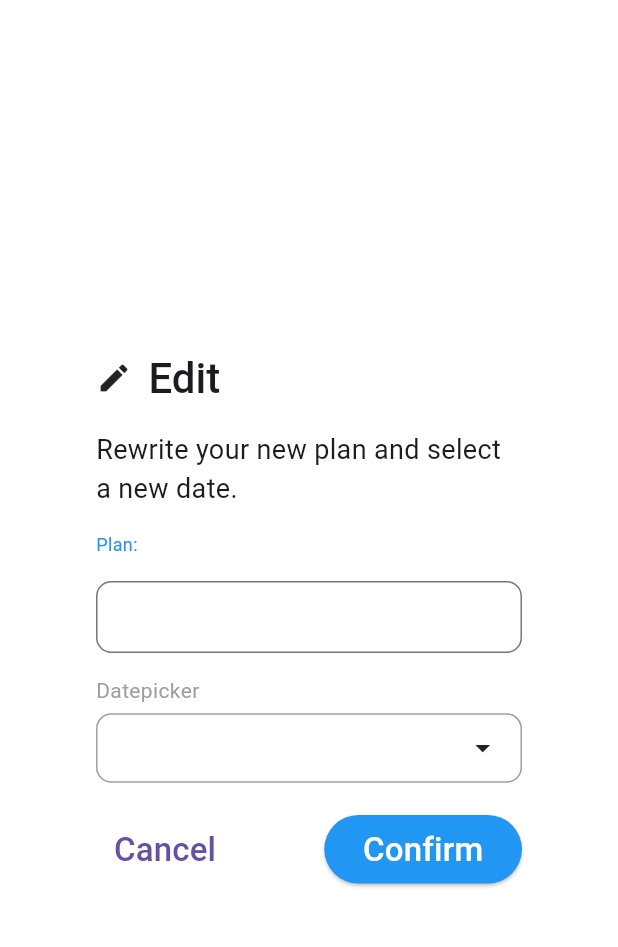
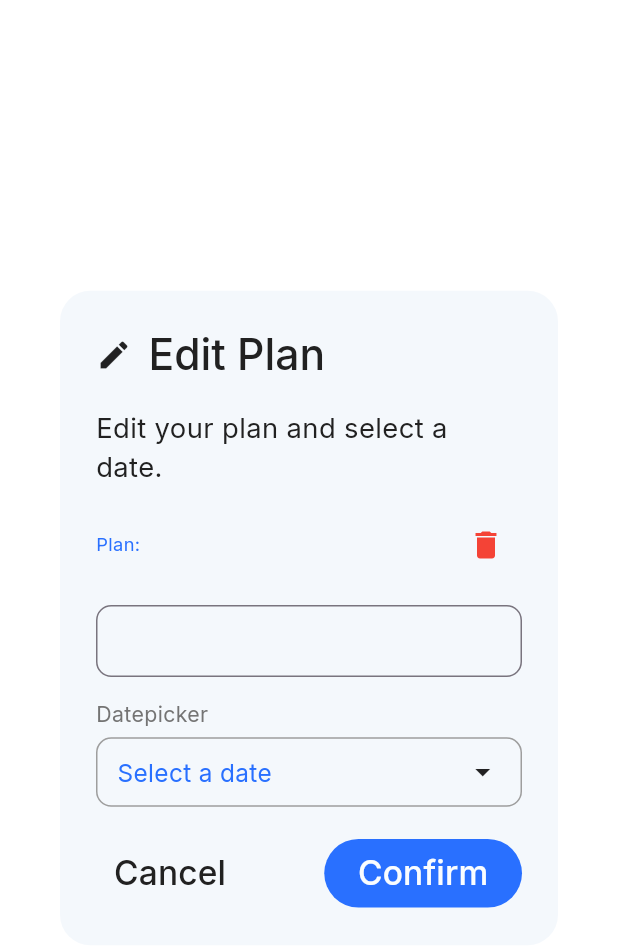
Before and after one commit to MuhamedHamada17/x_dent_project, a Flutter app: the EditTreatmentPlan widget shown alone on an empty page, opened directly with empty values, on a phone screen of 412 x 824 dp. Shown: the top 947 px of the screen. Run offline on Flutter 3.47's test engine with Material 3 defaults, Android fonts, the phone set to English and light mode, and no system bars; our stand-ins replace bloc, dio, file_picker, flutter_bloc, flutter_screenutil, flutter_secure_storage and 8 more; accounts and stored records are empty; generated files the repository leaves out were written again; network calls fail; statements that could not run were skipped.

Commit message:
finish treatement plan

```diff
--- a/lib/features/home/doctor/doctor_profile/ui/widgets/edit_treatment_plan_widget.dart
+++ b/lib/features/home/doctor/doctor_profile/ui/widgets/edit_treatment_plan_widget.dart
@@ -2,9 +2,12 @@ import 'dart:ui';
 import 'package:flutter/material.dart';
 import 'package:flutter_bloc/flutter_bloc.dart';
 import 'package:flutter_screenutil/flutter_screenutil.dart';
+import 'package:intl/intl.dart';
 import 'package:x_dent_project/core/helpers/spacing.dart';
+import 'package:x_dent_project/core/theiming/colors.dart';
+import 'package:x_dent_project/core/theiming/styles.dart';
+import 'package:x_dent_project/core/widgets/app_text_button.dart';
 import 'package:x_dent_project/features/home/doctor/doctor_profile/logic/doctor_patient_treatment_plan_cubit.dart';
-import 'package:x_dent_project/features/home/doctor/doctor_profile/ui/widgets/calender.dart';
 
 class EditTreatmentPlan extends StatefulWidget {
   final int planId;
@@ -23,39 +26,73 @@ class EditTreatmentPlan extends StatefulWidget {
 }
 
 class _EditTreatmentPlanState extends State<EditTreatmentPlan> {
-  late TextEditingController _nameController;
-  DateTime? selectedDate;
+  late TextEditingController _planNameController;
+  DateTime? _selectedDate;
+  final DateFormat _dateFormat = DateFormat('yyyy-MM-dd');
 
   @override
   void initState() {
     super.initState();
-    _nameController = TextEditingController(text: widget.initialName);
-    selectedDate = DateTime.tryParse(widget.initialDate);
+    _planNameController = TextEditingController(text: widget.initialName);
+    _selectedDate = _dateFormat.parse(widget.initialDate);
   }
 
-  void _openDatePicker() async {
-    final DateTime? pickedDate = await showModalBottomSheet<DateTime>(
+  @override
+  void dispose() {
+    _planNameController.dispose();
+    super.dispose();
+  }
+
+  Future<void> _selectDate(BuildContext context) async {
+    final DateTime? picked = await showDatePicker(
       context: context,
-      isScrollControlled: true,
-      builder: (context) => DatePickerScreen(initialDate: selectedDate),
+      initialDate: _selectedDate ?? DateTime.now(),
+      firstDate: DateTime(2020),
+      lastDate: DateTime(2030),
     );
-    if (pickedDate != null) {
+    if (picked != null && picked != _selectedDate) {
       setState(() {
-        selectedDate = pickedDate;
+        _selectedDate = picked;
       });
     }
   }
 
-  @override
-  void dispose() {
-    _nameController.dispose();
-    super.dispose();
+  void _deletePlan(BuildContext context) {
+    showDialog(
+      context: context,
+      builder: (dialogContext) => AlertDialog(
+        title: const Text("Confirm Delete"),
+        content: Text(
+            "Are you sure you want to delete '${_planNameController.text}'?"),
+        actions: [
+          TextButton(
+            onPressed: () => Navigator.pop(dialogContext),
+            child: const Text("Cancel"),
+          ),
+          TextButton(
+            onPressed: () async {
+              await context
+                  .read<DoctorPatientTreatmentPlanCubit>()
+                  .deleteTreatmentPlan(widget.planId);
+              Navigator.pop(dialogContext); // Close confirmation dialog
+              Navigator.pop(context); // Close EditTreatmentPlan dialog
+            },
+            child: const Text(
+              "Delete",
+              style: TextStyle(color: Colors.red),
+            ),
+          ),
+        ],
+      ),
+    );
   }
 
   @override
   Widget build(BuildContext context) {
-    return AlertDialog(
-      backgroundColor: Colors.white,
+    return BackdropFilter(
+      filter: ImageFilter.blur(sigmaX: 7, sigmaY: 5),
+      child: AlertDialog(
+        backgroundColor: ColorsManager.OfWhite,
         shape: RoundedRectangleBorder(
           borderRadius: BorderRadius.circular(20.r),
         ),
@@ -63,28 +100,31 @@ class _EditTreatmentPlanState extends State<EditTreatmentPlan> {
           children: [
             const Icon(Icons.edit, size: 24),
             horizontalSpace(10),
-          const Text(
-            "Edit",
-            style: TextStyle(fontSize: 28, fontWeight: FontWeight.w500),
-          ),
+            Text("Edit Plan", style: TextStyles.font28BlackMedium),
           ],
         ),
         content: Column(
           mainAxisSize: MainAxisSize.min,
           crossAxisAlignment: CrossAxisAlignment.start,
           children: [
-          const Text(
-            "Rewrite your new plan and select a new date.",
-            style: TextStyle(fontSize: 18),
+            Text(
+              "Edit your plan and select a date.",
+              style: TextStyles.font18BlackRegular,
             ),
             verticalSpace(15),
-          const Text(
-            "Plan:",
-            style: TextStyle(fontSize: 12, color: Colors.blue),
+            Row(
+              mainAxisAlignment: MainAxisAlignment.spaceBetween,
+              children: [
+                Text("Plan:", style: TextStyles.font12BlueRegular),
+                IconButton(
+                  icon: const Icon(Icons.delete, color: Colors.red),
+                  onPressed: () => _deletePlan(context),
+                ),
+              ],
             ),
             verticalSpace(16),
             TextField(
-            controller: _nameController,
+              controller: _planNameController,
               decoration: InputDecoration(
                 border: OutlineInputBorder(
                   borderRadius: BorderRadius.circular(10.r),
@@ -96,13 +136,10 @@ class _EditTreatmentPlanState extends State<EditTreatmentPlan> {
               ),
             ),
             verticalSpace(15),
-          const Text(
-            "Datepicker",
-            style: TextStyle(fontSize: 14, color: Colors.grey),
-          ),
+            Text("Datepicker", style: TextStyles.font14GreyRegular),
             verticalSpace(5),
             GestureDetector(
-            onTap: _openDatePicker,
+              onTap: () => _selectDate(context),
               child: Container(
                 padding: EdgeInsets.symmetric(
                   horizontal: 12.w,
@@ -116,10 +153,10 @@ class _EditTreatmentPlanState extends State<EditTreatmentPlan> {
                   mainAxisAlignment: MainAxisAlignment.spaceBetween,
                   children: [
                     Text(
-                    selectedDate == null
-                        ? widget.initialDate
-                        : "${selectedDate!.toLocal()}".split(' ')[0],
-                    style: const TextStyle(fontSize: 16, color: Colors.blue),
+                      _selectedDate == null
+                          ? "Select a date"
+                          : _dateFormat.format(_selectedDate!),
+                      style: TextStyles.font16BlueRegular,
                     ),
                     const Icon(Icons.arrow_drop_down),
                   ],
@@ -130,51 +167,54 @@ class _EditTreatmentPlanState extends State<EditTreatmentPlan> {
             Row(
               mainAxisAlignment: MainAxisAlignment.spaceBetween,
               children: [
+                Row(
+                  children: [
                     TextButton(
                       onPressed: () => Navigator.pop(context),
-                child: const Text(
+                      child: Text(
                         "Cancel",
-                  style: TextStyle(fontSize: 22, fontWeight: FontWeight.w500),
+                        style: TextStyles.font22BlackMedium,
                       ),
+                    ),
+                  ],
                 ),
                 SizedBox(
                   width: 120.w,
                   height: 45.h,
-                child: ElevatedButton(
-                  style: ElevatedButton.styleFrom(
-                    backgroundColor: Colors.blue,
-                    shape: RoundedRectangleBorder(
-                      borderRadius: BorderRadius.circular(25),
-                    ),
-                    padding: const EdgeInsets.symmetric(vertical: 4),
-                  ),
-                  onPressed: () {
-                    if (_nameController.text.isNotEmpty &&
-                        selectedDate != null) {
-                      context
+                  child: AppTextButton(
+                    buttonText: "Confirm",
+                    borderRadius: 25,
+                    verticalPadding: 4,
+                    backgroundColor: ColorsManager.Blue,
+                    textStyle: TextStyles.font22WhiteMedium,
+                    onPressed: () async {
+                      if (_planNameController.text.isNotEmpty &&
+                          _selectedDate != null) {
+                        await context
                             .read<DoctorPatientTreatmentPlanCubit>()
                             .updateTreatmentPlan(
                               planId: widget.planId,
-                            name: _nameController.text,
-                            date: selectedDate!.toIso8601String().split('T')[0],
+                              name: _planNameController.text,
+                              date: _dateFormat.format(_selectedDate!),
                             );
-                      Navigator.pop(context);
+                        if (mounted) {
+                          Navigator.pop(context, true);
+                        }
+                      } else {
+                        ScaffoldMessenger.of(context).showSnackBar(
+                          const SnackBar(
+                            content: Text("Please enter a plan name and date."),
+                          ),
+                        );
                       }
                     },
-                  child: const Text(
-                    "Confirm",
-                    style: TextStyle(
-                      fontSize: 22,
-                      fontWeight: FontWeight.w500,
-                      color: Colors.white,
-                    ),
-                  ),
                   ),
                 ),
               ],
             ),
           ],
         ),
+      ),
     );
   }
 }
```
Lines whose indentation alone changed are shown as unchanged.
